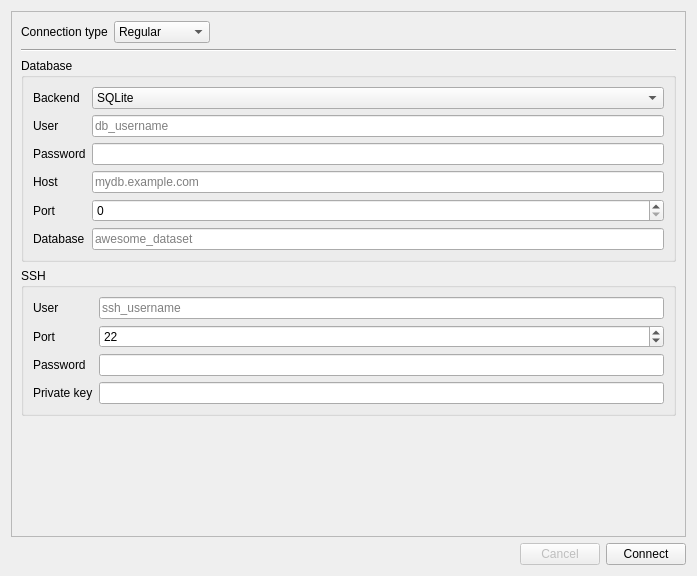
Old version of the form ConnectWidget.ui in the repository Krzmbrzl/memmer.
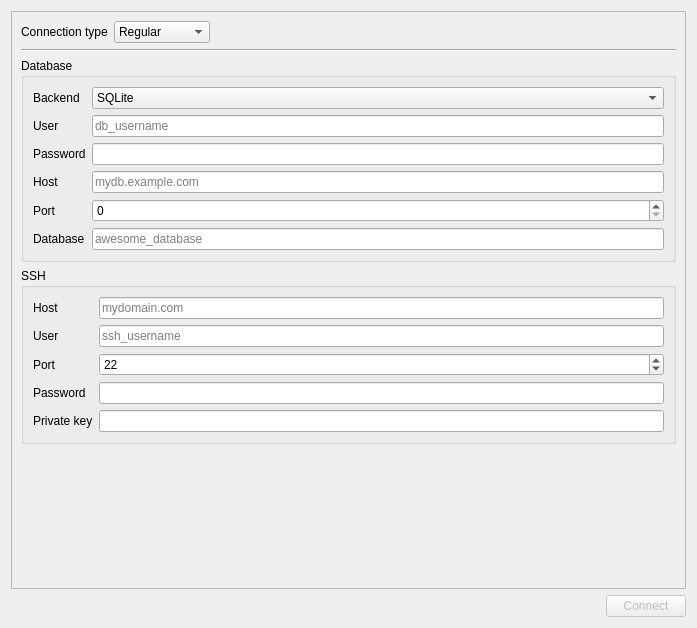
New version of the form. Custom widgets are drawn as their Qt base class.

Commit message: Make ConnectWidget more interactive

```diff
--- a/ConnectWidget.ui
+++ b/ConnectWidget.ui
@@ -7,7 +7,7 @@
     <x>0</x>
     <y>0</y>
     <width>697</width>
-    <height>576</height>
+    <height>628</height>
    </rect>
   </property>
   <property name="windowTitle">
@@ -30,8 +30,8 @@
        <rect>
         <x>0</x>
         <y>0</y>
-        <width>660</width>
-        <height>525</height>
+        <width>681</width>
+        <height>570</height>
        </rect>
       </property>
       <layout class="QVBoxLayout" name="verticalLayout_2">
@@ -184,7 +184,7 @@
           <item row="5" column="1">
            <widget class="QLineEdit" name="db_name_input">
             <property name="placeholderText">
-             <string>awesome_dataset</string>
+             <string>awesome_database</string>
             </property>
            </widget>
           </item>
@@ -197,28 +197,28 @@
           <string>SSH</string>
          </property>
          <layout class="QFormLayout" name="formLayout_8">
-          <item row="0" column="0">
+          <item row="1" column="0">
            <widget class="QLabel" name="ssh_user_label">
             <property name="text">
              <string>User</string>
             </property>
            </widget>
           </item>
-          <item row="0" column="1">
+          <item row="1" column="1">
            <widget class="QLineEdit" name="ssh_user_input">
             <property name="placeholderText">
              <string>ssh_username</string>
             </property>
            </widget>
           </item>
-          <item row="1" column="0">
+          <item row="2" column="0">
            <widget class="QLabel" name="ssh_port_label">
             <property name="text">
              <string>Port</string>
             </property>
            </widget>
           </item>
-          <item row="1" column="1">
+          <item row="2" column="1">
            <widget class="QSpinBox" name="ssh_port_spinner">
             <property name="maximum">
              <number>999999</number>
@@ -228,30 +228,44 @@
             </property>
            </widget>
           </item>
-          <item row="2" column="0">
+          <item row="3" column="0">
            <widget class="QLabel" name="ssh_password_label">
             <property name="text">
              <string>Password</string>
             </property>
            </widget>
           </item>
-          <item row="2" column="1">
+          <item row="3" column="1">
            <widget class="QLineEdit" name="ssh_password_input">
             <property name="echoMode">
              <enum>QLineEdit::EchoMode::Password</enum>
             </property>
            </widget>
           </item>
-          <item row="3" column="0">
+          <item row="4" column="0">
            <widget class="QLabel" name="ssh_key_label">
             <property name="text">
              <string>Private key</string>
             </property>
            </widget>
           </item>
-          <item row="3" column="1">
+          <item row="4" column="1">
            <widget class="PathSelectorWidget" name="ssh_key_input"/>
           </item>
+          <item row="0" column="0">
+           <widget class="QLabel" name="ssh_host_label">
+            <property name="text">
+             <string>Host</string>
+            </property>
+           </widget>
+          </item>
+          <item row="0" column="1">
+           <widget class="QLineEdit" name="ssh_host_input">
+            <property name="placeholderText">
+             <string>mydomain.com</string>
+            </property>
+           </widget>
+          </item>
          </layout>
         </widget>
        </item>
@@ -292,13 +306,6 @@
        <property name="enabled">
         <bool>false</bool>
        </property>
-       <property name="text">
-        <string>Cancel</string>
-       </property>
-      </widget>
-     </item>
-     <item>
-      <widget class="QPushButton" name="connect_button_3">
        <property name="sizePolicy">
         <sizepolicy hsizetype="Fixed" vsizetype="Fixed">
          <horstretch>0</horstretch>
```
Left out of the diff: 2 changed lines with no effect on the pictures. The commit also changes 1 other file.
